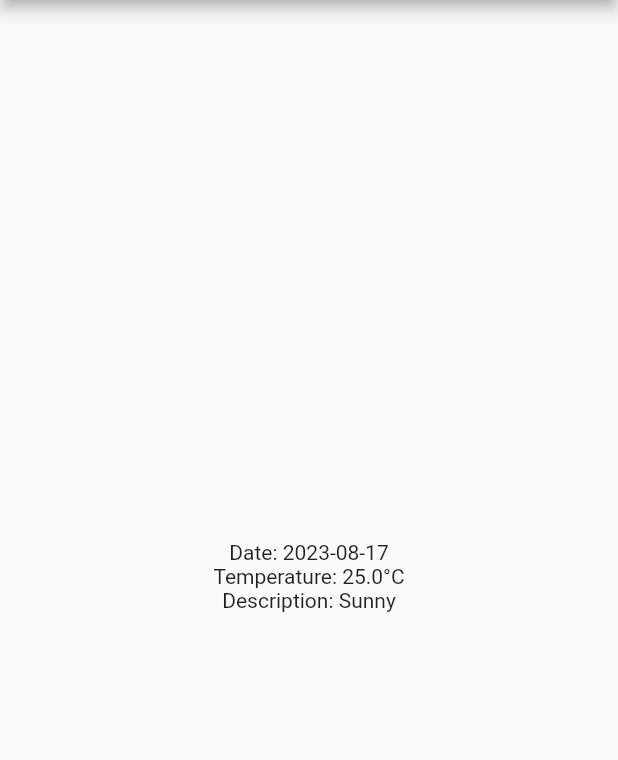
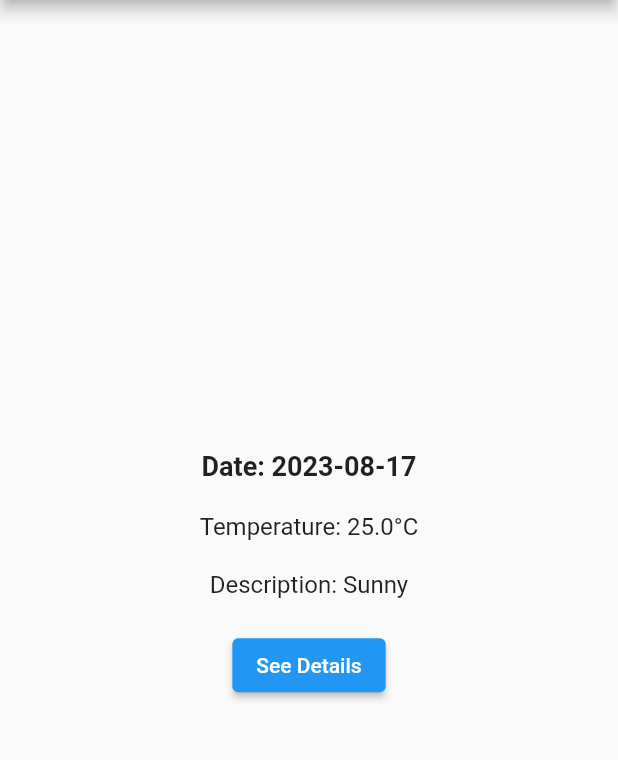
Before and after one commit to HyunSeungBeom/Flutter-weather, a Flutter app: the screen it shows after launch, after a tap on an icon or button, on a phone screen of 412 x 824 dp, the part 84-844 px from its top. Run offline on Flutter 3.47's test engine with Material 2 defaults, Android fonts, the phone set to English and light mode, and no system bars.

Commit message:
UI 작업 1차

```diff
--- a/flutter_weather/lib/screens/forecast_screen.dart
+++ b/flutter_weather/lib/screens/forecast_screen.dart
@@ -5,7 +5,7 @@ import '../models/weather_model.dart';
 class ForecastScreen extends StatelessWidget {
   final Weather weatherData;
 
-  const ForecastScreen({super.key, required this.weatherData});
+  const ForecastScreen({Key? key, required this.weatherData}) : super(key: key);
 
   @override
   Widget build(BuildContext context) {
@@ -17,9 +17,27 @@ class ForecastScreen extends StatelessWidget {
         child: Column(
           mainAxisAlignment: MainAxisAlignment.center,
           children: [
-            Text('Date: ${weatherData.date}'),
-            Text('Temperature: ${weatherData.temperature}°C'),
-            Text('Description: ${weatherData.weatherDescription}'),
+            Text(
+              'Date: ${weatherData.date}',
+              style: const TextStyle(fontSize: 18, fontWeight: FontWeight.bold),
+            ),
+            const SizedBox(height: 20),
+            Text(
+              'Temperature: ${weatherData.temperature}°C',
+              style: const TextStyle(fontSize: 16),
+            ),
+            const SizedBox(height: 20),
+            Text(
+              'Description: ${weatherData.weatherDescription}',
+              style: const TextStyle(fontSize: 16),
+            ),
+            const SizedBox(height: 20),
+            ElevatedButton(
+              onPressed: () {
+                // TODO: Implement button functionality
+              },
+              child: const Text('See Details'),
+            ),
           ],
         ),
       ),
```
